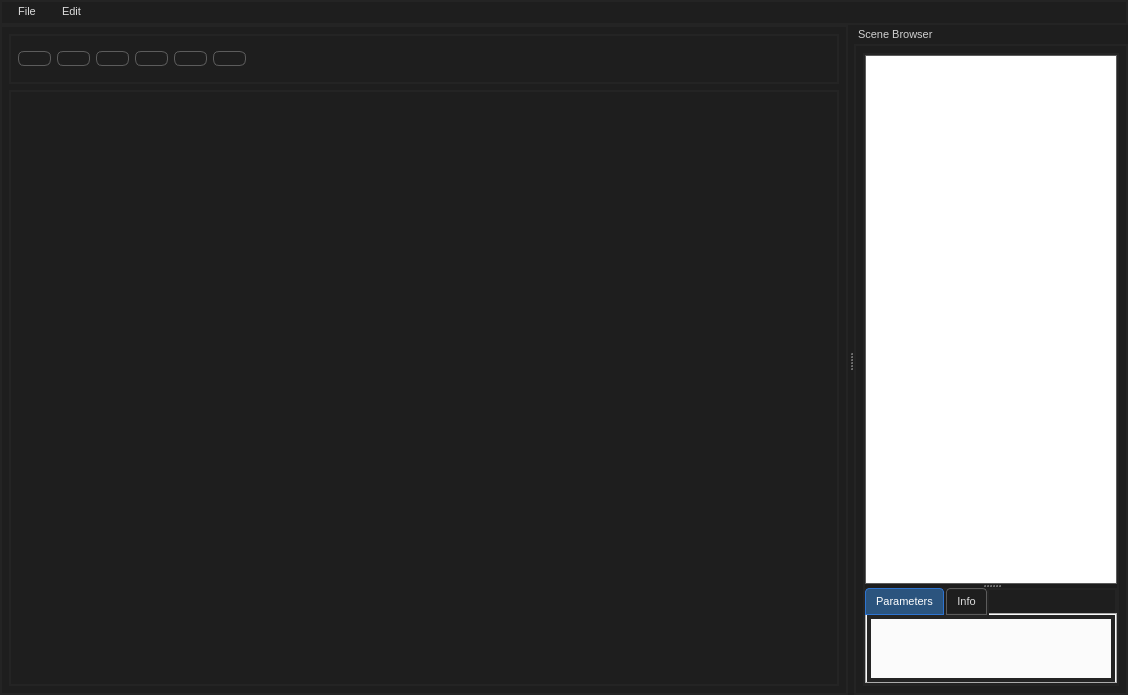
This is mainwindow.ui in horukomesu/AMCPP as Qt 5 draws it before an edit. The edited form follows.
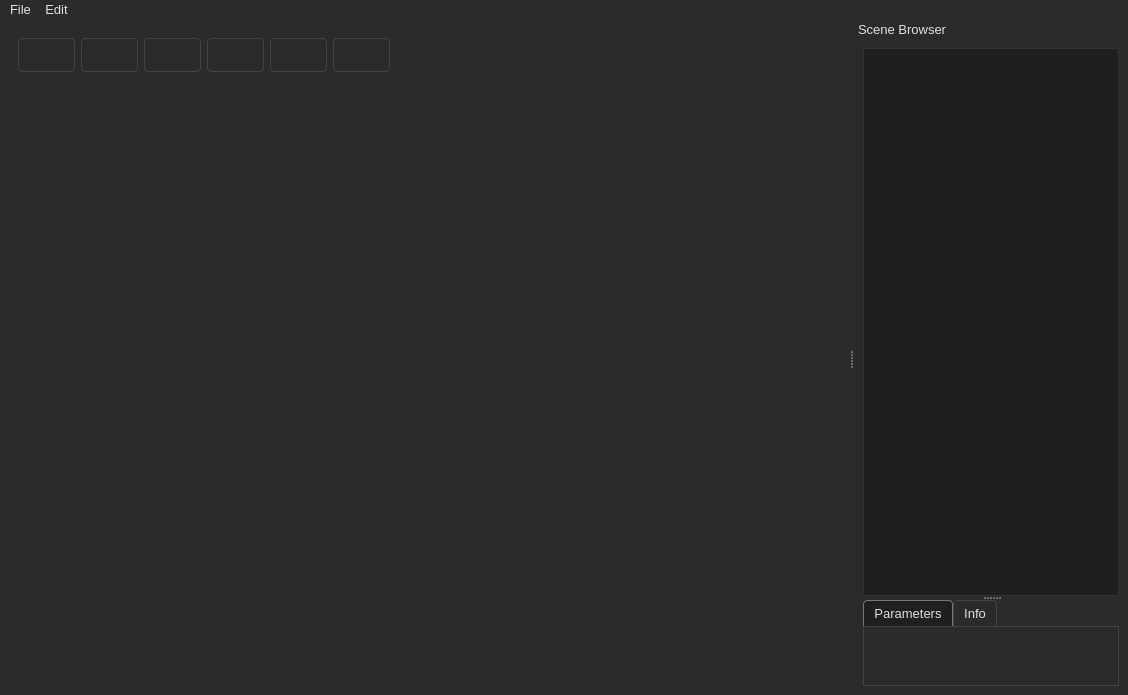
This is the edited form. Icons and pictures are not drawn.

```diff
--- a/mainwindow.ui
+++ b/mainwindow.ui
@@ -27,194 +27,200 @@
    <bool>false</bool>
   </property>
   <property name="styleSheet">
-   <string notr="true">/* === Глобальный фон и текст === */
+   <string notr="true">/* ==== GLOBAL STYLES ==== */
+* {
+    font-family: &quot;Segoe UI&quot;, &quot;Tahoma&quot;, sans-serif;
+    font-size: 10pt;
+    color: #e0e0e0;
+    background: #2b2b2b;
+}
+
 QWidget {
-    background: qlineargradient(x1:0, y1:0, x2:0, y2:1,
-        stop:0 #1e1e1e, stop:1 #242424);
-    color: #d0d0d0;
-    font-family: &quot;Segoe UI&quot;, &quot;Roboto&quot;, &quot;San Francisco&quot;, sans-serif;
-    font-size: 8pt;
-    border: 2px solid #242424;
+    background-color: #2b2b2b;
+    color: #e0e0e0;
+    border: none;
 }
 
-/* === QMainWindow / QDialog / QFrame === */
+/* ==== QMainWindow ==== */
 QMainWindow {
-    background-color: #1e1e1e;
-    border: none;
+    background-color: #2a2a2a;
 }
 
-QDialog, QFrame{
-    background: qlineargradient(x1:0, y1:0, x2:0, y2:1,
-        stop:0 #1e1e1e, stop:1 #242424);
+/* ==== QPushButton ==== */
+QPushButton {
+    background-color: qlineargradient(x1: 0, y1: 0, x2: 0, y2: 1,
+                                      stop: 0 #3a3a3a, stop: 1 #2a2a2a);
+    border: 1px solid #444;
+    border-radius: 4px;
+    padding: 4px 10px;
+    min-height: 24px;
 }
-
-/* === QLabel / QCheckBox / QRadioButton === */
-QLabel, QCheckBox, QRadioButton {
-    color: #d0d0d0;
+QPushButton:hover {
+    background-color: #444;
 }
-QCheckBox:disabled, QRadioButton:disabled {
+QPushButton:pressed {
+    background-color: #555;
+}
+QPushButton:disabled {
+    background-color: #2a2a2a;
     color: #666;
+    border-color: #333;
 }
 
-/* === QPushButton, QToolButton, QCommandLinkButton === */
-QPushButton, QToolButton, QCommandLinkButton {
-    background: qlineargradient(x1:0, y1:0, x2:0, y2:1,
-        stop:0 #1e1e1e, stop:1 #242424);
-    border: 1px solid #5c5c5c;
-    border-radius: 6px;
-    color: #e0e0e0;
-    font-weight: normal;
-}
-QPushButton:hover, QToolButton:hover {
-    background: qlineargradient(x1:0, y1:0, x2:0, y2:1,
-        stop:0 #4a4a4a, stop:1 #393939);
-}
-QPushButton:pressed, QToolButton:pressed {
-    background: qlineargradient(x1:0, y1:0, x2:0, y2:1,
-        stop:0 #2b547e, stop:1 #1c2a3a);
-    border: 1px solid #2e74d0;
-    color: #ffffff;
-}
-QPushButton:disabled, QToolButton:disabled {
-    color: #777;
-    background: #2b2b2b;
-}
-
-/* === QLineEdit, QTextEdit, QPlainTextEdit, SpinBoxes === */
-QLineEdit, QTextEdit, QPlainTextEdit, QSpinBox, QDoubleSpinBox,
-QTimeEdit, QDateEdit, QDateTimeEdit {
-    background-color: #2b2b2b;
-    color: #ffffff;
-    border: 1px solid #5c5c5c;
-    border-radius: 6px;
+/* ==== QLineEdit ==== */
+QLineEdit {
+    background-color: #1f1f1f;
+    border: 1px solid #555;
+    border-radius: 4px;
     padding: 4px;
-}
-QLineEdit:focus, QTextEdit:focus, QPlainTextEdit:focus {
-    border: 1px solid #2e74d0;
+    color: #ffffff;
+    selection-background-color: #007acc;
+    selection-color: #ffffff;
 }
 
-/* === QComboBox === */
+/* ==== QComboBox ==== */
 QComboBox {
-    background: qlineargradient(x1:0, y1:0, x2:0, y2:1,
-        stop:0 #3a3a3a, stop:1 #2d2d2d);
-    border: 1px solid #5c5c5c;
-    padding: 4px;
-    border-radius: 6px;
-    color: #dcdcdc;
+    background-color: #1f1f1f;
+    border: 1px solid #555;
+    border-radius: 4px;
+    padding: 4px 8px;
+    min-width: 6em;
 }
-QComboBox QAbstractItemView {
-    background-color: #252525;
-    color: #dcdcdc;
-    border: 1px solid #5c5c5c;
-    selection-background-color: #2b547e;
+QComboBox:hover {
+    border: 1px solid #777;
 }
 QComboBox::drop-down {
     subcontrol-origin: padding;
     subcontrol-position: top right;
     width: 20px;
-    border-left: 1px solid #5c5c5c;
-    background-color: #3a3a3a;
+    border-left: 1px solid #555;
 }
 QComboBox::down-arrow {
-    image: url(/usr/share/icons/Adwaita/16x16/actions/go-down-symbolic.symbolic.png);
+    image: url(:/icons/downarrow.png);
+    width: 10px;
+    height: 10px;
 }
 
-/* === QCheckBox === */
-QCheckBox::indicator:unchecked {
-    border: 1px solid #5c5c5c;
-    background: #2a2a2a;
-    border-radius: 3px;
-    width: 14px; height: 14px;
+/* ==== QSpinBox ==== */
+QSpinBox {
+    border: 1px solid #555;
+    border-radius: 4px;
+    background-color: #1f1f1f;
+    padding-right: 16px;
 }
-QCheckBox::indicator:checked {
-    background-color: qlineargradient(x1:0, y1:0, x2:0, y2:1,
-        stop:0 #2e74d0, stop:1 #2b547e);
-    image: url(/usr/share/icons/Adwaita/16x16/actions/object-select-symbolic.symbolic.png);
-    border-radius: 3px;
-    width: 14px; height: 14px;
+QSpinBox::up-button, QSpinBox::down-button {
+    subcontrol-origin: border;
+    width: 16px;
+    background-color: #2f2f2f;
+    border-left: 1px solid #555;
 }
-
-/* === QRadioButton === */
-QRadioButton::indicator {
-    width: 14px; height: 14px;
-    border-radius: 7px;
+QSpinBox::up-arrow {
+    image: url(:/icons/up_arrow.png);
 }
-QRadioButton::indicator:unchecked {
-    background: #2a2a2a;
-    border: 1px solid #5c5c5c;
+QSpinBox::down-arrow {
+    image: url(:/icons/down_arrow.png);
 }
-QRadioButton::indicator:checked {
-    background-color: qradialgradient(cx:0.5, cy:0.5, radius:0.4,
-        fx:0.5, fy:0.5, stop:0 #ffffff, stop:1 #2b547e);
-    border: 1px solid #2e74d0;
-}
 
-/* === QScrollBar === */
-QScrollBar:horizontal, QScrollBar:vertical {
-    background: #1e1e1e;
-    margin: 0px;
-    border: none;
-}
-QScrollBar::handle {
+/* ==== QSlider ==== */
+QSlider::groove:horizontal {
     background: #444;
-    border-radius: 4px;
-    min-height: 20px;
+    height: 4px;
+    border-radius: 2px;
 }
-QScrollBar::handle:hover {
-    background: #2b547e;
-}
-QScrollBar::add-line, QScrollBar::sub-line {
-    background: none;
-    height: 0px;
-    width: 0px;
-}
-
-/* === QSlider === */
-QSlider::groove:horizontal, QSlider::groove:vertical {
-    background: #444;
-    border: 1px solid #5c5c5c;
-    border-radius: 4px;
-}
-QSlider::handle:horizontal, QSlider::handle:vertical {
-    background: #2e74d0;
-    border-radius: 6px;
-    border: 1px solid #5c5c5c;
+QSlider::handle:horizontal {
+    background: #888;
+    border: 1px solid #666;
     width: 12px;
-    height: 12px;
+    margin: -4px 0;
+    border-radius: 6px;
+}
+QSlider::handle:horizontal:hover {
+    background: #aaa;
 }
 
-/* === QProgressBar === */
+/* ==== QProgressBar ==== */
 QProgressBar {
-    border: 1px solid #5c5c5c;
-    border-radius: 6px;
-    background: #2a2a2a;
+    border: 1px solid #444;
+    border-radius: 4px;
     text-align: center;
-    color: #ccc;
+    background: #1f1f1f;
 }
 QProgressBar::chunk {
-    background-color: qlineargradient(x1:0, y1:0, x2:0, y2:1,
-        stop:0 #2e74d0, stop:1 #2b547e);
-    border-radius: 6px;
+    background-color: #007acc;
+    margin: 0.5px;
 }
 
-/* === QTabBar === */
+/* ==== QListView / QTreeView ==== */
+QListView, QTreeView {
+    background-color: #1f1f1f;
+    alternate-background-color: #2a2a2a;
+    border: 1px solid #333;
+    show-decoration-selected: 1;
+}
+QListView::item:hover, QTreeView::item:hover {
+    background: #333;
+}
+QListView::item:selected, QTreeView::item:selected {
+    background: #005a9e;
+    border: 1px solid #007acc;
+}
+
+/* ==== QScrollBar ==== */
+QScrollBar:vertical {
+    background: #1f1f1f;
+    width: 10px;
+    margin: 0px;
+}
+QScrollBar::handle:vertical {
+    background: #4d4d4d;
+    min-height: 20px;
+    border-radius: 4px;
+}
+QScrollBar::handle:vertical:hover {
+    background: #666;
+}
+QScrollBar::add-line:vertical,
+QScrollBar::sub-line:vertical {
+    background: #2a2a2a;
+    height: 0px;
+}
+
+QScrollBar:horizontal {
+    background: #1f1f1f;
+    height: 10px;
+    margin: 0px;
+}
+QScrollBar::handle:horizontal {
+    background: #4d4d4d;
+    min-width: 20px;
+    border-radius: 4px;
+}
+QScrollBar::handle:horizontal:hover {
+    background: #666;
+}
+
+/* ==== QTabWidget / QTabBar ==== */
+QTabWidget::pane {
+    border: 1px solid #444;
+    background: #1f1f1f;
+}
 QTabBar::tab {
-    background: qlineargradient(x1:0, y1:0, x2:0, y2:1,
-        stop:0 #1e1e1e, stop:1 #242424);
-    border: 1px solid #5c5c5c;
-    padding: 6px 10px;
+    background: #2a2a2a;
+    border: 1px solid #444;
+    border-bottom: none;
+    padding: 5px 10px;
     border-top-left-radius: 4px;
     border-top-right-radius: 4px;
-    margin-right: 2px;
-    color: #dcdcdc;
 }
 QTabBar::tab:selected {
-    background: #2b547e;
-    border: 1px solid #2e74d0;
-    color: white;
+    background: #1f1f1f;
+    border-color: #777;
+}
+QTabBar::tab:hover {
+    background: #333;
 }
 
-/* === QMenu === */
+/* ==== QMenu ==== */
 QMenu {
     background: qlineargradient(x1:0, y1:0, x2:0, y2:1,
         stop:0 #3a3a3a, stop:1 #2d2d2d);
@@ -228,42 +234,53 @@
     background-color: #2b547e;
 }
 
-/* === QMenuBar === */
-QMenuBar {
-    background: #1e1e1e;
-    color: #dcdcdc;
-}
-QMenuBar::item {
-    padding: 4px 10px;
-}
-QMenuBar::item:selected {
-    background-color: #2b547e;
-}
-
-/* === QTreeView / QTreeWidget === */
-QTreeView, QTreeWidget {
-    background: qlineargradient(x1:0, y1:0, x2:0, y2:1,
-        stop:0 #1e1e1e, stop:1 #242424);
-    color: #dcdcdc;
-    alternate-background-color: #2d2d2d;
-    border: 1px solid #5c5c5c;
-}
-QTreeView::item:selected, QTreeWidget::item:selected {
-    background-color: #2b547e;
-    color: white;
-}
-QHeaderView::section {
-    background-color: #3a3a3a;
-    border: 1px solid #5c5c5c;
+/* ==== QToolTip ==== */
+QToolTip {
+    background: #4d4d4d;
+    color: #ffffff;
+    border: 1px solid #888;
     padding: 4px;
-    color: #dcdcdc;
+    border-radius: 4px;
+    opacity: 230;
 }
 
-/* === QStatusBar === */
-QStatusBar {
-    background-color: #1e1e1e;
-    color: #8dc3ff;
-    border-top: 1px solid #3a3a3a;
+/* ==== QGroupBox ==== */
+QGroupBox {
+    border: 1px solid #444;
+    border-radius: 4px;
+    margin-top: 6px;
+}
+QGroupBox::title {
+    subcontrol-origin: margin;
+    subcontrol-position: top left;
+    padding: 0 3px;
+    color: #aaa;
+}
+
+/* ==== QLabel ==== */
+QLabel {
+    background: transparent;
+}
+
+/* ==== QCheckBox / QRadioButton ==== */
+QCheckBox, QRadioButton {
+    spacing: 5px;
+}
+QCheckBox::indicator, QRadioButton::indicator {
+    width: 13px;
+    height: 13px;
+}
+QCheckBox::indicator:unchecked {
+    image: url(:/icons/checkbox_unchecked.png);
+}
+QCheckBox::indicator:checked {
+    image: url(:/icons/checkbox_checked.png);
+}
+QRadioButton::indicator:unchecked {
+    image: url(:/icons/radiobutton_unchecked.png);
+}
+QRadioButton::indicator:checked {
+    image: url(:/icons/radiobutton_checked.png);
 }
 </string>
   </property>
@@ -305,23 +322,12 @@
        </brush>
       </colorrole>
       <colorrole role="Button">
-       <brush brushstyle="LinearGradientPattern">
-        <gradient startx="0.000000000000000" starty="0.000000000000000" endx="0.000000000000000" endy="1.000000000000000" type="LinearGradient" spread="PadSpread" coordinatemode="ObjectBoundingMode">
-         <gradientstop position="0.000000000000000">
-          <color alpha="255">
-           <red>30</red>
-           <green>30</green>
-           <blue>30</blue>
-          </color>
-         </gradientstop>
-         <gradientstop position="1.000000000000000">
-          <color alpha="255">
-           <red>36</red>
-           <green>36</green>
-           <blue>36</blue>
-          </color>
-         </gradientstop>
-        </gradient>
+       <brush brushstyle="SolidPattern">
+        <color alpha="255">
+         <red>43</red>
+         <green>43</green>
+         <blue>43</blue>
+        </color>
        </brush>
       </colorrole>
       <colorrole role="Light">
@@ -388,43 +394,21 @@
        </brush>
       </colorrole>
       <colorrole role="Base">
-       <brush brushstyle="LinearGradientPattern">
-        <gradient startx="0.000000000000000" starty="0.000000000000000" endx="0.000000000000000" endy="1.000000000000000" type="LinearGradient" spread="PadSpread" coordinatemode="ObjectBoundingMode">
-         <gradientstop position="0.000000000000000">
-          <color alpha="255">
-           <red>30</red>
-           <green>30</green>
-           <blue>30</blue>
-          </color>
-         </gradientstop>
-         <gradientstop position="1.000000000000000">
-          <color alpha="255">
-           <red>36</red>
-           <green>36</green>
-           <blue>36</blue>
-          </color>
-         </gradientstop>
-        </gradient>
+       <brush brushstyle="SolidPattern">
+        <color alpha="255">
+         <red>43</red>
+         <green>43</green>
+         <blue>43</blue>
+        </color>
        </brush>
       </colorrole>
       <colorrole role="Window">
-       <brush brushstyle="LinearGradientPattern">
-        <gradient startx="0.000000000000000" starty="0.000000000000000" endx="0.000000000000000" endy="1.000000000000000" type="LinearGradient" spread="PadSpread" coordinatemode="ObjectBoundingMode">
-         <gradientstop position="0.000000000000000">
-          <color alpha="255">
-           <red>30</red>
-           <green>30</green>
-           <blue>30</blue>
-          </color>
-         </gradientstop>
-         <gradientstop position="1.000000000000000">
-          <color alpha="255">
-           <red>36</red>
-           <green>36</green>
-           <blue>36</blue>
-          </color>
-         </gradientstop>
-        </gradient>
+       <brush brushstyle="SolidPattern">
+        <color alpha="255">
+         <red>43</red>
+         <green>43</green>
+         <blue>43</blue>
+        </color>
        </brush>
       </colorrole>
       <colorrole role="Shadow">
@@ -484,23 +468,12 @@
        </brush>
       </colorrole>
       <colorrole role="Button">
-       <brush brushstyle="LinearGradientPattern">
-        <gradient startx="0.000000000000000" starty="0.000000000000000" endx="0.000000000000000" endy="1.000000000000000" type="LinearGradient" spread="PadSpread" coordinatemode="ObjectBoundingMode">
-         <gradientstop position="0.000000000000000">
-          <color alpha="255">
-           <red>30</red>
-           <green>30</green>
-           <blue>30</blue>
-          </color>
-         </gradientstop>
-         <gradientstop position="1.000000000000000">
-          <color alpha="255">
-           <red>36</red>
-           <green>36</green>
-           <blue>36</blue>
-          </color>
-         </gradientstop>
-        </gradient>
+       <brush brushstyle="SolidPattern">
+        <color alpha="255">
+         <red>43</red>
+         <green>43</green>
+         <blue>43</blue>
+        </color>
        </brush>
       </colorrole>
       <colorrole role="Light">
@@ -567,43 +540,21 @@
        </brush>
       </colorrole>
       <colorrole role="Base">
-       <brush brushstyle="LinearGradientPattern">
-        <gradient startx="0.000000000000000" starty="0.000000000000000" endx="0.000000000000000" endy="1.000000000000000" type="LinearGradient" spread="PadSpread" coordinatemode="ObjectBoundingMode">
-         <gradientstop position="0.000000000000000">
-          <color alpha="255">
-           <red>30</red>
-           <green>30</green>
-           <blue>30</blue>
-          </color>
-         </gradientstop>
-         <gradientstop position="1.000000000000000">
-          <color alpha="255">
-           <red>36</red>
-           <green>36</green>
-           <blue>36</blue>
-          </color>
-         </gradientstop>
-        </gradient>
+       <brush brushstyle="SolidPattern">
+        <color alpha="255">
+         <red>43</red>
+         <green>43</green>
+         <blue>43</blue>
+        </color>
        </brush>
       </colorrole>
       <colorrole role="Window">
-       <brush brushstyle="LinearGradientPattern">
-        <gradient startx="0.000000000000000" starty="0.000000000000000" endx="0.000000000000000" endy="1.000000000000000" type="LinearGradient" spread="PadSpread" coordinatemode="ObjectBoundingMode">
-         <gradientstop position="0.000000000000000">
-          <color alpha="255">
-           <red>30</red>
-           <green>30</green>
-           <blue>30</blue>
-          </color>
-         </gradientstop>
-         <gradientstop position="1.000000000000000">
-          <color alpha="255">
-           <red>36</red>
-           <green>36</green>
-           <blue>36</blue>
-          </color>
-         </gradientstop>
-        </gradient>
+       <brush brushstyle="SolidPattern">
+        <color alpha="255">
+         <red>43</red>
+         <green>43</green>
+         <blue>43</blue>
+        </color>
        </brush>
       </colorrole>
       <colorrole role="Shadow">
@@ -663,23 +614,12 @@
        </brush>
       </colorrole>
       <colorrole role="Button">
-       <brush brushstyle="LinearGradientPattern">
-        <gradient startx="0.000000000000000" starty="0.000000000000000" endx="0.000000000000000" endy="1.000000000000000" type="LinearGradient" spread="PadSpread" coordinatemode="ObjectBoundingMode">
-         <gradientstop position="0.000000000000000">
-          <color alpha="255">
-           <red>30</red>
-           <green>30</green>
-           <blue>30</blue>
-          </color>
-         </gradientstop>
-         <gradientstop position="1.000000000000000">
-          <color alpha="255">
-           <red>36</red>
-           <green>36</green>
-           <blue>36</blue>
-          </color>
-         </gradientstop>
-        </gradient>
+       <brush brushstyle="SolidPattern">
+        <color alpha="255">
+         <red>43</red>
+         <green>43</green>
+         <blue>43</blue>
+        </color>
        </brush>
       </colorrole>
       <colorrole role="Light">
@@ -746,43 +686,21 @@
        </brush>
       </colorrole>
       <colorrole role="Base">
-       <brush brushstyle="LinearGradientPattern">
-        <gradient startx="0.000000000000000" starty="0.000000000000000" endx="0.000000000000000" endy="1.000000000000000" type="LinearGradient" spread="PadSpread" coordinatemode="ObjectBoundingMode">
-         <gradientstop position="0.000000000000000">
-          <color alpha="255">
-           <red>30</red>
-           <green>30</green>
-           <blue>30</blue>
-          </color>
-         </gradientstop>
-         <gradientstop position="1.000000000000000">
-          <color alpha="255">
-           <red>36</red>
-           <green>36</green>
-           <blue>36</blue>
-          </color>
-         </gradientstop>
-        </gradient>
+       <brush brushstyle="SolidPattern">
+        <color alpha="255">
+         <red>43</red>
+         <green>43</green>
+         <blue>43</blue>
+        </color>
        </brush>
       </colorrole>
       <colorrole role="Window">
-       <brush brushstyle="LinearGradientPattern">
-        <gradient startx="0.000000000000000" starty="0.000000000000000" endx="0.000000000000000" endy="1.000000000000000" type="LinearGradient" spread="PadSpread" coordinatemode="ObjectBoundingMode">
-         <gradientstop position="0.000000000000000">
-          <color alpha="255">
-           <red>30</red>
-           <green>30</green>
-           <blue>30</blue>
-          </color>
-         </gradientstop>
-         <gradientstop position="1.000000000000000">
-          <color alpha="255">
-           <red>36</red>
-           <green>36</green>
-           <blue>36</blue>
-          </color>
-         </gradientstop>
-        </gradient>
+       <brush brushstyle="SolidPattern">
+        <color alpha="255">
+         <red>43</red>
+         <green>43</green>
+         <blue>43</blue>
+        </color>
        </brush>
       </colorrole>
       <colorrole role="Shadow">
@@ -1027,7 +945,7 @@
      <x>0</x>
      <y>0</y>
      <width>1128</width>
-     <height>27</height>
+     <height>22</height>
     </rect>
    </property>
    <widget class="QMenu" name="menuFile">
```
Left out of the diff: 10 changed lines with no effect on the pictures.
